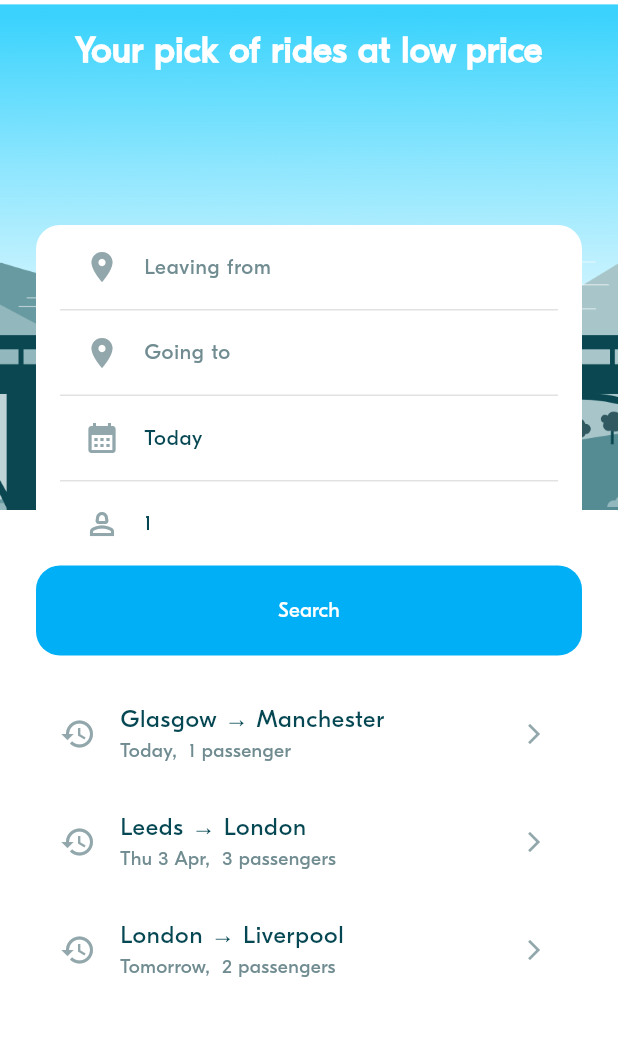
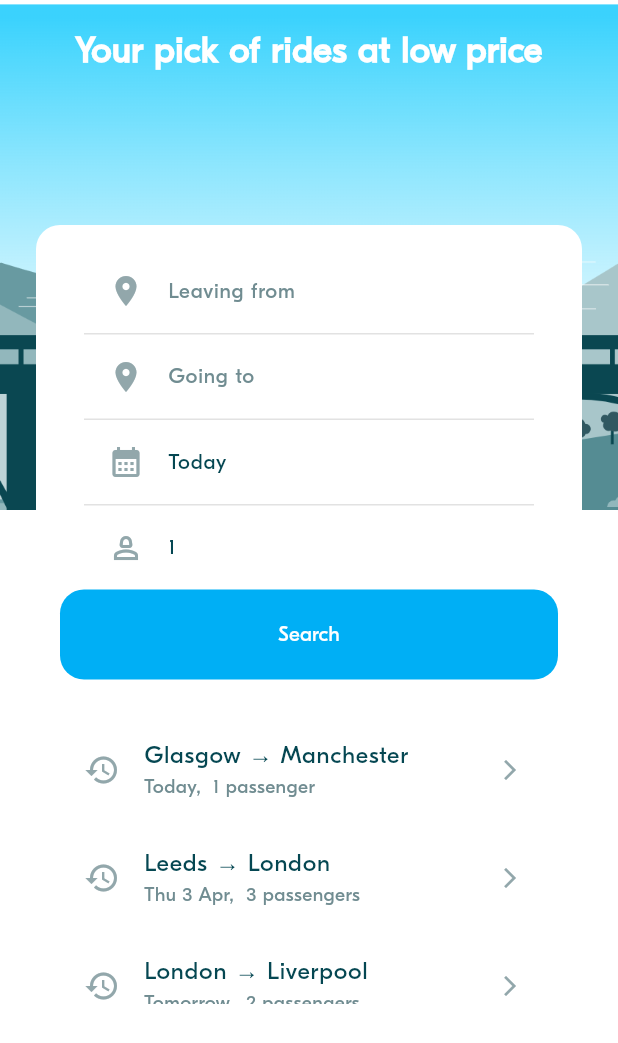
Before and after one commit to Ritsumeotakiri/GEN-09-FLUTTER-2-BLA-W7-START, a Flutter app: the screen it shows after launch, on a phone screen of 412 x 824 dp. Shown: the top 1043 px of the screen. Run offline on Flutter 3.47's test engine with Material 3 defaults, Android fonts, the phone set to English and light mode, and no system bars; project files that could hold a hidden picture were left out.

```diff
--- a/lib/providers/ridesPreferencesProviser.dart
+++ b/lib/providers/ridesPreferencesProviser.dart
@@ -2,36 +2,84 @@ import 'package:flutter/material.dart';
 import 'package:week_3_blabla_project/model/ride/ride_pref.dart';
 import 'package:week_3_blabla_project/repository/ride_preferences_repository.dart';
 
+class AsyncValue<T> {
+  final T? data;
+  final Object? error;
+  final bool isLoading;
+
+  AsyncValue._({this.data, this.error, this.isLoading = false});
+
+  factory AsyncValue.loading() => AsyncValue._(isLoading: true);
+
+  factory AsyncValue.success(T data) => AsyncValue._(data: data);
+
+  factory AsyncValue.error(Object error) => AsyncValue._(error: error);
+}
+
 class RidesPreferencesProvider extends ChangeNotifier {
   RidePreference? _currentPreference;
-  List<RidePreference> _pastPreferences = [];
+  AsyncValue<List<RidePreference>> pastPreferences = AsyncValue.loading();
 
   final RidePreferencesRepository repository;
 
   RidesPreferencesProvider({required this.repository}) {
-    // For now past preferences are fetched only 1 time
-    // Your code
-    _pastPreferences = repository.getPastPreferences();
+    fetchPastPreferences();
   }
 
+  /// Fetch past preferences and handle loading, success, and error states
+  Future<void> fetchPastPreferences() async {
+    pastPreferences = AsyncValue.loading();
+    notifyListeners();
+
+    try {
+      final pastPrefs = await repository.getPastPreferences();
+      pastPreferences = AsyncValue.success(
+          List.unmodifiable(pastPrefs)); // Ensure immutability
+    } catch (error) {
+      pastPreferences = AsyncValue.error(error);
+    }
+
+    notifyListeners();
+  }
+
+  /// Get the current ride preference
   RidePreference? get currentPreference => _currentPreference;
 
-  void setCurrentPreferrence(RidePreference pref) {
-    // Your code
+  /// Set a new current preference and update the history
+  void setCurrentPreference(RidePreference pref) {
     if (_currentPreference != pref) {
       _currentPreference = pref;
-      _pastPreferences.removeWhere((element) => element == pref);
-      _addPreference(pref);
+
+      if (pastPreferences.data != null) {
+        final updatedPreferences =
+            List<RidePreference>.from(pastPreferences.data!);
+        updatedPreferences.remove(pref);
+        updatedPreferences.add(pref);
+        pastPreferences =
+            AsyncValue.success(List.unmodifiable(updatedPreferences));
+      }
+
       notifyListeners();
     }
   }
 
-  void _addPreference(RidePreference preference) {
-    // Your code
-    _pastPreferences.add(preference);
+  /// Add a new preference to the repository and update the provider state
+  Future<void> addPreference(RidePreference preference) async {
+    try {
+      await repository.addPreference(preference);
+
+      // Check if the new preference is already in the list
+      if (pastPreferences.data?.contains(preference) == false) {
+        final updatedPreferences =
+            List<RidePreference>.from(pastPreferences.data ?? []);
+        updatedPreferences.add(preference);
+        pastPreferences =
+            AsyncValue.success(List.unmodifiable(updatedPreferences));
+      }
+
+      notifyListeners();
+    } catch (error) {
+      debugPrint('Error adding preference: $error');
+    }
   }
-
-  // History is returned from newest to oldest preference
-  List<RidePreference> get preferencesHistory =>
-      _pastPreferences.reversed.toList();
 }
--- a/lib/repository/mock/mock_ride_preferences_repository.dart
+++ b/lib/repository/mock/mock_ride_preferences_repository.dart
@@ -1,18 +1,28 @@
 import '../../model/ride/ride_pref.dart';
 import '../ride_preferences_repository.dart';
-
 import '../../dummy_data/dummy_data.dart';
 
 class MockRidePreferencesRepository extends RidePreferencesRepository {
-  final List<RidePreference> _pastPreferences = fakeRidePrefs;
+  List<RidePreference> _pastPreferences = List.from(fakeRidePrefs);
 
   @override
-  List<RidePreference> getPastPreferences() {
-    return _pastPreferences;
+  Future<List<RidePreference>> getPastPreferences() async {
+    // Simulate a delay to mimic a real database or network call
+    await Future.delayed(const Duration(milliseconds: 2000));
+    return List.unmodifiable(_pastPreferences); // Prevent modifications
   }
 
   @override
-  void addPreference(RidePreference preference) {
-    _pastPreferences.add(preference);
+  Future<void> addPreference(RidePreference preference) async {
+    // Simulate a delay to mimic a real database or network call
+    await Future.delayed(const Duration(milliseconds: 2000));
+
+    // Create a new list to maintain immutability
+    final updatedPreferences = List<RidePreference>.from(_pastPreferences);
+    updatedPreferences
+        .removeWhere((existingPref) => existingPref == preference);
+    updatedPreferences.add(preference);
+
+    _pastPreferences = List.unmodifiable(updatedPreferences); // Update safely
   }
 }
--- a/lib/repository/ride_preferences_repository.dart
+++ b/lib/repository/ride_preferences_repository.dart
@@ -1,7 +1,7 @@
 import '../model/ride/ride_pref.dart';
 
 abstract class RidePreferencesRepository {
-  List<RidePreference> getPastPreferences();
+  Future<List<RidePreference>> getPastPreferences();
 
-  void addPreference(RidePreference preference);
+  Future<void> addPreference(RidePreference preference);
 }
--- a/lib/service/ride_prefs_service.dart
+++ b/lib/service/ride_prefs_service.dart
@@ -55,11 +55,11 @@ class RidePrefService {
   }
 
   // Past preferences
-  List<RidePreference> getPastPreferences() {
+  Future<List<RidePreference>> getPastPreferences() {
     return repository.getPastPreferences();
   }
 
-  void addPreference(RidePreference preference) {
+  Future<void> addPreference(RidePreference preference) {
     return repository.addPreference(preference);
   }
 }
--- a/lib/ui/screens/ride_pref/ride_pref_screen.dart
+++ b/lib/ui/screens/ride_pref/ride_pref_screen.dart
@@ -1,8 +1,9 @@
 import 'package:flutter/material.dart';
 import 'package:provider/provider.dart';
+import 'package:week_3_blabla_project/providers/ridesPreferencesProviser.dart';
 
 import '../../../model/ride/ride_pref.dart';
-import '../../../providers/ridesPreferencesProviser.dart';
+// Fixed import typo
 import '../../../utils/animations_util.dart';
 import '../rides/rides_screen.dart';
 import 'widgets/ride_pref_form.dart';
@@ -10,44 +11,69 @@ import 'widgets/ride_pref_history_tile.dart';
 
 const String blablaHomeImagePath = 'assets/images/blabla_home.png';
 
+/// Ride Preferences Screen
 ///
-/// This screen allows user to:
-/// - Enter his/her ride preference and launch a search on it
-/// - Or select a last entered ride preferences and launch a search on it
-///
+/// This screen allows users to:
+/// - Enter their ride preferences and launch a search.
+/// - Select a previous ride preference and launch a search.
 class RidePrefScreen extends StatelessWidget {
   const RidePrefScreen({super.key});
 
   void onRidePrefSelected(
       BuildContext context, RidePreference newPreference) async {
-    // Read the RidesPreferencesProvider and update the current preference
     final provider =
         Provider.of<RidesPreferencesProvider>(context, listen: false);
-    provider.setCurrentPreferrence(newPreference);
+    provider.setCurrentPreference(newPreference);
 
-    // Navigate to the rides screen (with a bottom-to-top animation)
+    // Navigate to the rides screen with an animation
     await Navigator.of(context).push(
-      AnimationUtils.createBottomToTopRoute(RidesScreen()),
+      AnimationUtils.createBottomToTopRoute(const RidesScreen()),
     );
   }
 
   @override
   Widget build(BuildContext context) {
-    // Watch the RidesPreferencesProvider to get the current preference and history
     final provider = Provider.of<RidesPreferencesProvider>(context);
+    final pastPreferencesState = provider.pastPreferences;
+
+    // Handle Loading State
+    if (pastPreferencesState.isLoading) {
+      return const Center(
+        child: Column(
+          mainAxisAlignment: MainAxisAlignment.center,
+          children: [
+            CircularProgressIndicator(),
+            SizedBox(height: 8),
+            Text('Loading...'),
+          ],
+        ),
+      );
+    }
+
+    // Handle Error State
+    if (pastPreferencesState.error != null) {
+      return const Center(
+        child: Text(
+          'No connection. Try later',
+          style: TextStyle(color: Colors.red, fontSize: 16),
+        ),
+      );
+    }
+
+    // Handle Success State
+    final pastPreferences = pastPreferencesState.data ?? [];
     final currentRidePreference = provider.currentPreference;
-    final pastPreferences = provider.preferencesHistory;
 
     return Stack(
       children: [
-        // 1 - Background Image
+        // Background Image
         const BlaBackground(),
 
-        // 2 - Foreground content
+        // Foreground Content
         Column(
           children: [
             const SizedBox(height: 16),
-            Text(
+            const Text(
               "Your pick of rides at low price",
               style: TextStyle(
                   fontSize: 24,
@@ -57,15 +83,15 @@ class RidePrefScreen extends StatelessWidget {
             const SizedBox(height: 100),
             Container(
               margin: const EdgeInsets.symmetric(horizontal: 24),
+              padding: const EdgeInsets.all(16),
               decoration: BoxDecoration(
-                color: Colors.white, // White background
-                borderRadius: BorderRadius.circular(16), // Rounded corners
+                color: Colors.white,
+                borderRadius: BorderRadius.circular(16),
               ),
               child: Column(
-                mainAxisAlignment: MainAxisAlignment.start,
                 crossAxisAlignment: CrossAxisAlignment.stretch,
                 children: [
-                  // 2.1 Display the Form to input the ride preferences
+                  // Ride Preference Form
                   RidePrefForm(
                     initialPreference: currentRidePreference,
                     onSubmit: (newPreference) =>
@@ -73,17 +99,18 @@ class RidePrefScreen extends StatelessWidget {
                   ),
                   const SizedBox(height: 16),
 
-                  // 2.2 Optionally display a list of past preferences
+                  // Past Preferences History
+                  if (pastPreferences.isNotEmpty)
                     SizedBox(
-                    height: 200, // Set a fixed height
+                      height: 200,
                       child: ListView.builder(
-                      shrinkWrap: true, // Fix ListView height issue
+                        padding: const EdgeInsets.only(top: 8),
                         physics: const AlwaysScrollableScrollPhysics(),
                         itemCount: pastPreferences.length,
                         itemBuilder: (ctx, index) => RidePrefHistoryTile(
-                        ridePref: pastPreferences[index],
-                        onPressed: () =>
-                            onRidePrefSelected(context, pastPreferences[index]),
+                          ridePref: pastPreferences.reversed.toList()[index],
+                          onPressed: () => onRidePrefSelected(
+                              context, pastPreferences[index]),
                         ),
                       ),
                     ),
@@ -97,6 +124,7 @@ class RidePrefScreen extends StatelessWidget {
   }
 }
 
+/// Background Widget with Image
 class BlaBackground extends StatelessWidget {
   const BlaBackground({super.key});
 
@@ -107,7 +135,7 @@ class BlaBackground extends StatelessWidget {
       height: 340,
       child: Image.asset(
         blablaHomeImagePath,
-        fit: BoxFit.cover, // Adjust image fit to cover the container
+        fit: BoxFit.cover,
       ),
     );
   }
--- a/lib/ui/screens/rides/rides_screen.dart
+++ b/lib/ui/screens/rides/rides_screen.dart
@@ -19,7 +19,7 @@ class RidesScreen extends StatelessWidget {
   void onRidePrefSelected(BuildContext context, RidePreference newPreference) {
     context
         .read<RidesPreferencesProvider>()
-        .setCurrentPreferrence(newPreference);
+        .setCurrentPreference(newPreference);
   }
 
   void onPreferencePressed(BuildContext context) async {
@@ -33,7 +33,7 @@ class RidesScreen extends StatelessWidget {
     );
 
     if (newPreference != null) {
-      provider.setCurrentPreferrence(newPreference);
+      provider.setCurrentPreference(newPreference);
     }
   }
 
```
Lines whose indentation alone changed are shown as unchanged.
